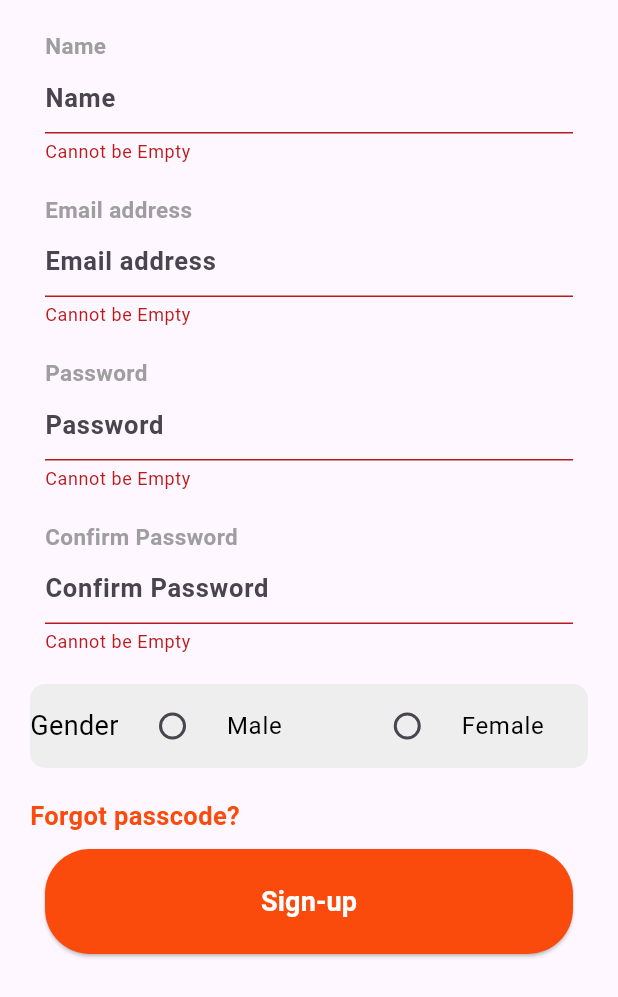
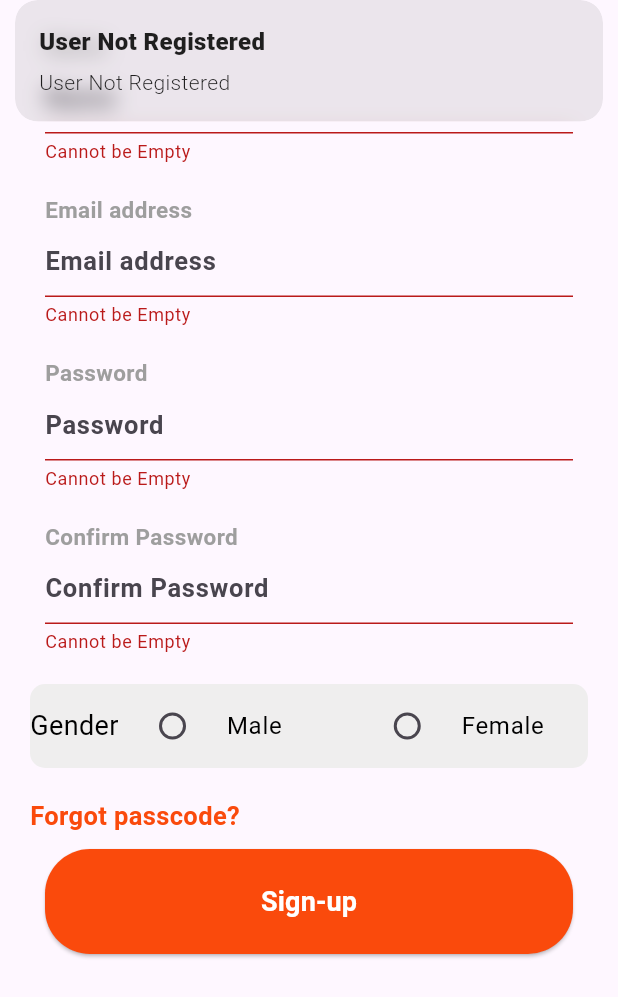
Before and after one commit to Harshpreet777/getx-food-delivery-app, a Flutter app: the SignUpScreen widget shown alone on an empty page, opened directly, after a tap on "Sign-up", on a phone screen of 412 x 824 dp. Shown: the top 997 px of the screen. Run offline on Flutter 3.47's test engine with Material 3 defaults, Android fonts, the phone set to English and light mode, and no system bars; our stand-ins replace fluttertoast, get, get_storage; accounts and stored records are empty.

Commit message:
16/02/24

```diff
--- a/lib/core/constants/string_constants.dart
+++ b/lib/core/constants/string_constants.dart
@@ -5,7 +5,7 @@ class StringConstants {
   static String signup = 'Sign-up';
   static String name = 'Name';
   static String already = 'User already registered';
-
+  static String logoutMsg = 'All Data Cleared';
   static String emailaddress = 'Email address';
   static String password = 'Password';
   static String forgotpasscode = 'Forgot passcode?';
@@ -46,6 +46,12 @@ class StringConstants {
       r'^(([^<>()[\]\\.,;:\s@\"]+(\.[^<>()[\]\\.,;:\s@\"]+)*)|(\".+\"))@((\[[0-9]{1,3}\.[0-9]{1,3}\.[0-9]{1,3}\.[0-9]{1,3}\])|(([a-zA-Z\-0-9]+\.)+[a-zA-Z]{2,}))$';
   static String male = 'Male';
   static String female = 'Female';
-  static String token='https://gorest.co.in/public/v2/users';
-  static String gender='Gender';
+  static String token = 'https://gorest.co.in/public/v2/users';
+  static String gender = 'Gender';
+  static String status = "active";
+  static String logout = 'Logout';
+  static String registered = 'User Registered';
+  static String registeredMsg = 'Continue to Login';
+  static String notRegistered = 'User Not Registered';
+  static String notRegisteredMsg = 'User Not Registered';
 }
--- a/lib/core/viewmodels/sign_up_view_model.dart
+++ b/lib/core/viewmodels/sign_up_view_model.dart
@@ -3,29 +3,40 @@ import 'dart:developer';
 import 'package:flutter/material.dart';
 import 'package:get/get.dart';
 import 'package:getx_task/core/constants/string_constants.dart';
+import 'package:getx_task/core/controller/gender_controller.dart';
 import 'package:getx_task/core/enums/viewstate.dart';
 import 'package:getx_task/core/models/user_list_request_model.dart';
+import 'package:getx_task/core/persistence/get_storage.dart';
 import 'package:getx_task/core/repos/service.dart';
 import 'package:getx_task/core/routing/routes.dart';
 import 'package:getx_task/core/utils/toast_utils.dart';
 
 class SignUpViewModel {
   ApiServices apiServices = Get.find();
+  Controller controller = Get.put(Controller());
+  final GlobalKey<FormState> formKey1 = GlobalKey<FormState>();
+
   // ignore: prefer_typing_uninitialized_variables
   var state;
+  // ignore: prefer_typing_uninitialized_variables
+  var code;
 
   Future postSignUp(
       BuildContext context, UserListRequestModel requestModel) async {
     final response = await apiServices.postData(requestModel);
+    code = response.statusCode;
     state = ViewState.busy;
     try {
-      state = ViewState.idle;
       if (response.statusCode == 201) {
+        state = ViewState.idle;
+        Get.snackbar(StringConstants.registered, StringConstants.registeredMsg);
+
         log(response.toString());
         if (context.mounted) {
           Navigator.of(context).pushNamed(Routes.loginSignUpRoute);
         }
       } else if (response.statusCode == 422) {
+        Get.snackbar('Already Registered', 'User Already Registered');
         log(StringConstants.already);
         state = ViewState.idle;
       } else {
@@ -37,4 +48,29 @@ class SignUpViewModel {
     }
     state = ViewState.idle;
   }
+
+  onClickSignUp(BuildContext context) {
+    if (formKey1.currentState?.validate() ?? false) {
+      var email = controller.email.value;
+      var name = controller.name.value;
+      var pass = controller.pass.value;
+      UserStorage.setData(UserStorage.emailKey, email);
+      UserStorage.setData(UserStorage.passKey, pass);
+
+      state == ViewState.busy
+          ? const Center(child: CircularProgressIndicator())
+          : postSignUp(
+              context,
+              UserListRequestModel(
+                  email: email,
+                  name: name,
+                  gender: controller.selectedGender.value,
+                  status: StringConstants.status));
+      if (context.mounted) {}
+      Get.toNamed(Routes.loginSignUpRoute);
+    } else {
+      Get.snackbar(
+          StringConstants.notRegistered, StringConstants.notRegisteredMsg);
+    }
+  }
 }
--- a/lib/ui/views/my_app_view.dart
+++ b/lib/ui/views/my_app_view.dart
@@ -1,6 +1,6 @@
 import 'package:flutter/material.dart';
 import 'package:get/get.dart';
-import 'package:getx_task/core/bindings/home_binding.dart';
+import 'package:getx_task/core/di/home_binding.dart';
 import 'package:getx_task/core/routing/router.dart';
 import 'package:getx_task/core/routing/routes.dart';
 
--- a/lib/ui/views/signup_view.dart
+++ b/lib/ui/views/signup_view.dart
@@ -1,14 +1,10 @@
-import 'dart:developer';
 
 import 'package:flutter/material.dart';
 import 'package:get/get.dart';
 import 'package:get_storage/get_storage.dart';
 import 'package:getx_task/core/constants/color_constants.dart';
 import 'package:getx_task/core/constants/string_constants.dart';
-import 'package:getx_task/core/enums/viewstate.dart';
-import 'package:getx_task/core/models/user_list_request_model.dart';
-import 'package:getx_task/core/persistence/get_storage.dart';
-import 'package:getx_task/core/routing/routes.dart';
+
 import 'package:getx_task/core/utils/validation_util.dart';
 import 'package:getx_task/core/controller/gender_controller.dart';
 import 'package:getx_task/core/viewmodels/sign_up_view_model.dart';
@@ -18,10 +14,8 @@ import 'package:getx_task/ui/widgets/common_text.dart';
 // ignore: must_be_immutable
 class SignUpScreen extends StatelessWidget {
   SignUpScreen({super.key});
-  final GlobalKey<FormState> formKey1 = GlobalKey<FormState>();
   final userData = GetStorage();
   String gender = "male";
-  String status = "active";
   Controller controller = Get.put(Controller());
 
   SignUpViewModel model = SignUpViewModel();
@@ -34,7 +28,7 @@ class SignUpScreen extends StatelessWidget {
   Form signUpForm(BuildContext context) {
     return Form(
       autovalidateMode: AutovalidateMode.onUserInteraction,
-      key: formKey1,
+      key: model.formKey1,
       child: Column(
         children: [
           Padding(
@@ -217,36 +211,7 @@ class SignUpScreen extends StatelessWidget {
             padding: const EdgeInsets.symmetric(horizontal: 30),
             child: ElevatedBtnWidget(
                 onpress: () {
-                  if (formKey1.currentState?.validate() ?? false) {
-                    var email = controller.email.value;
-                    var name = controller.name.value;
-                    var pass = controller.pass.value;
-                    UserStorage.setData(UserStorage.emailKey, email);
-                    UserStorage.setData(UserStorage.passKey, pass);
-
-                    const snackBar =
-                        SnackBar(content: Text('User Registered!'));
-                    model.state == ViewState.busy
-                        ? const Center(child: CircularProgressIndicator())
-                        : model.postSignUp(
-                            context,
-                            UserListRequestModel(
-                                email: email,
-                                name: name,
-                                gender: controller.selectedGender.value,
-                                status: status));
-
-                    if (context.mounted) {
-                      Get.toNamed(Routes.loginSignUpRoute);
-                    } else {
-                      const snackBar =
-                          SnackBar(content: Text('User Not Registered!'));
-                      log(snackBar.toString());
-                    }
-                    if (context.mounted) {
-                      ScaffoldMessenger.of(context).showSnackBar(snackBar);
-                    }
-                  }
+                  model.onClickSignUp(context);
                 },
                 color: ColorConstants.oragneFA4A0C,
                 name: StringConstants.signup,
```
Also changed, not shown: lib/core/di/locator.dart (deleted, +0 -8 lines), lib/ui/views/home_view.dart (+18 -1 lines), lib/core/di/home_binding.dart (renamed from lib/core/bindings/home_binding.dart).
